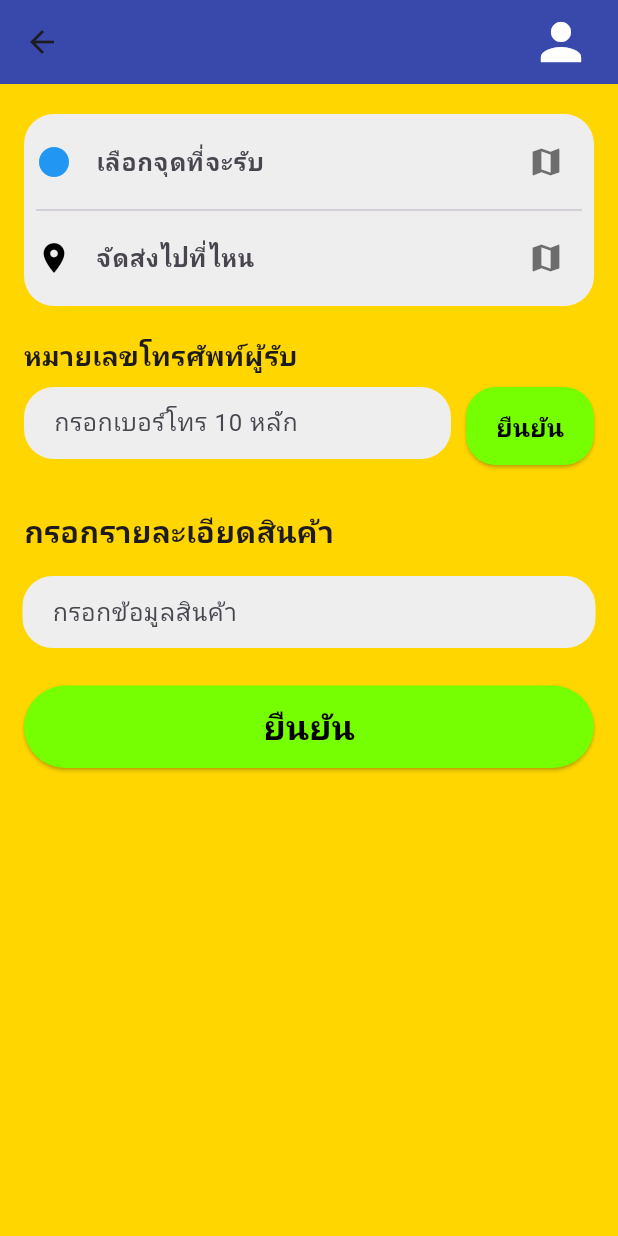
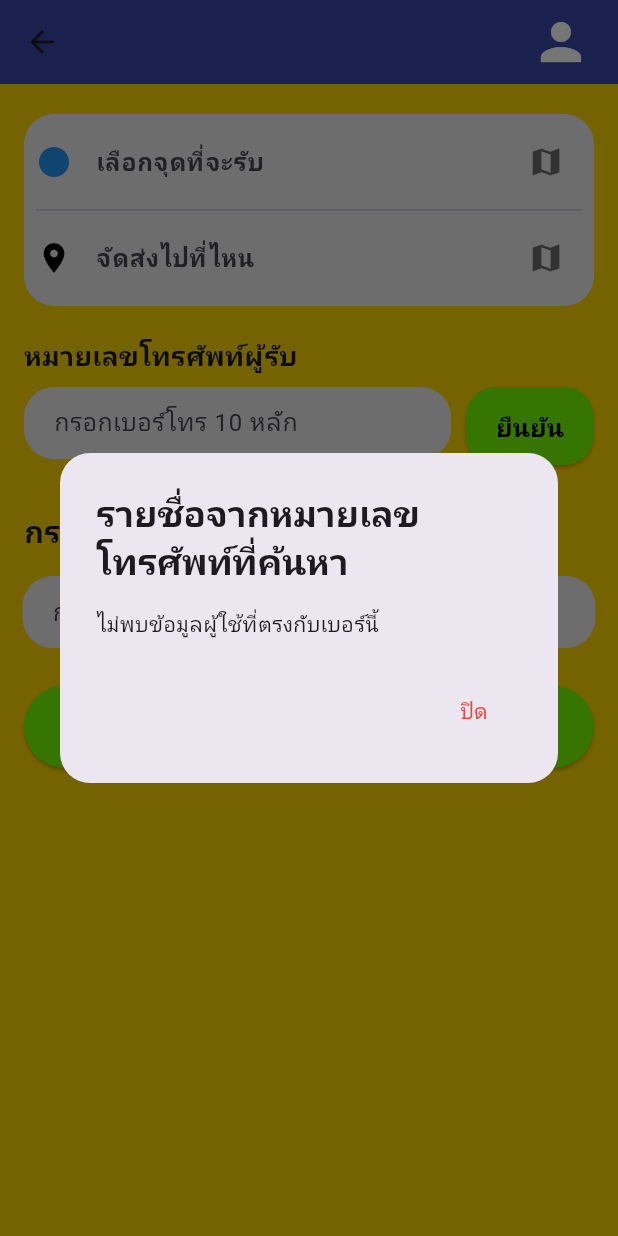
Before and after one commit to JirathPumme/Delivery, a Flutter app: the ReadyDelivery screen opened directly, after a tap on "ยืนยัน", on a phone screen of 412 x 824 dp. Run offline on Flutter 3.47's test engine with Material 3 defaults, Android fonts, the phone set to English and light mode, and no system bars; our stand-ins replace cloud_firestore, firebase_core, flex_color_scheme, flutter_map, geolocator, get and 4 more; missing offline and left inert: flutter_session_manager; accounts and stored records are empty.

```diff
--- a/lib/main.dart
+++ b/lib/main.dart
@@ -40,7 +40,7 @@ class MyApp extends StatelessWidget {
   ),
   title: '',
   // home: const MyApp(),
-  initialRoute: '/user_main_screen',
+  initialRoute: '/login',
   routes: {
     '/splash': (context) => const Splash_Page(),
     '/login': (context) => const LoginPage(),
--- a/lib/model/user_data_list.dart
+++ b/lib/model/user_data_list.dart
@@ -17,31 +17,39 @@ String userDataListToJson(List<UserDataList> data) =>
 
 class UserDataList {
   String? id; // Make id optional
+  String username;
   int roleId;
   String phoneNumber;
   String password;
+  String? address;
 
   UserDataList({
     this.id, // optional
+    required this.username,
     required this.roleId,
     required this.phoneNumber,
     required this.password,
+    this.address,
   });
 
   // ✅ Use named optional parameter for docId
   factory UserDataList.fromJson(Map<String, dynamic> json, {String? docId}) {
     return UserDataList(
       id: docId ?? json["id"], // use Firestore doc.id if provided, otherwise from JSON
+      username: json["username"],
       roleId: json["role_id"],
       phoneNumber: json["phone_number"],
       password: json["password"],
+      address: json["address"] ?? "",
     );
   }
 
   Map<String, dynamic> toJson() => {
         "id": id,
+        "username": username,
         "role_id": roleId,
         "phone_number": phoneNumber,
         "password": password,
+        "address": address,
       };
 }
--- a/lib/pages/Login.dart
+++ b/lib/pages/Login.dart
@@ -72,7 +72,7 @@ class LoginPageState extends State<LoginPage> {
       UserDataList user = UserDataList.fromJson(data, docId: doc.id);
 
       userdata.add(user);
-      developer.log('✅ (id: ${user.id})');
+      developer.log('✅ (id: ${user.id}) address ${user.address}' );
       // developer.log(data["phone_number"]);
       // developer.log(data["password"]);
     }
--- a/lib/pages/ready_delivery.dart
+++ b/lib/pages/ready_delivery.dart
@@ -1,6 +1,7 @@
 //เตรียมOrder ของฝั่ง User Sender
 import 'package:cloud_firestore/cloud_firestore.dart';
 import 'package:delivery/Session/User_session.dart';
+import 'package:delivery/model/user_data_list.dart';
 import 'package:delivery/pages/confirm_order.dart';
 import 'package:delivery/pages/profile_user.dart';
 import 'package:delivery/pages/wait_rider_recieve.dart';
@@ -25,6 +26,10 @@ class ReadyDelivery extends StatefulWidget {
 class _ReadyDeliveryState extends State<ReadyDelivery> {
   int _quantity = 0;
   List<ItemDetailCard> _itemDetails = [];
+  List<UserDataList> userdata = [];
+  List<UserDataList> dataPhone_found = [];
+  String phone_receiver = "";
+
 
 
   final TextEditingController _pickupController = TextEditingController();
@@ -104,7 +109,7 @@ void _showConfirmationDialog() {
               //Navigator.of(context).pop();      // กลับไปหน้า Home
 
               } else {
-                return;
+                return Navigator.pop(context);
               }
 
 
@@ -217,11 +222,14 @@ void _showConfirmationDialog() {
                       const SizedBox(width: 10),
 
                       ElevatedButton(
-                        onPressed: () {
+                        onPressed: () async {
                           //firebase put
                           final phoneNumber = _receiverPhoneController.text;
                           developer.log('กำลังค้นหาผู้รับด้วยเบอร์: $phoneNumber');
-                          getuserdata();
+                          // getuserdata();
+                            userPhone_found(phoneNumber);
+                          // queryDataFromCollection("Users", await getuserdata());
+
                           // หลังจากค้นหาเจอ ก็เอาที่อยู่ไปใส่ใน _dropoffController.text
                         },
                         style: ElevatedButton.styleFrom(
@@ -334,9 +342,10 @@ void _showConfirmationDialog() {
   }
 
 
-  getuserdata() async {
+  Future<String> getuserdata() async {
     UserSession user_data = UserSession.fromJson(await SessionManager().get("User"));
     developer.log("Now User Session: "+user_data.user_table.toString());
+    return user_data.user_table.toString();
   }
 
   get_data_to_delivery() async {
@@ -370,9 +379,19 @@ void _showConfirmationDialog() {
   }
 
   Future<bool> field_req() async {
-    if (_receiverPhoneController.text != "" && itemdropOffdetail.text != "" && pickUp_lat != "" && dropOff_lat != "") {
+    if (phone_receiver == "" || phone_receiver == Null) {
+      developer.log("field can not be null");
+      ScaffoldMessenger.of(context).showSnackBar(
+      const SnackBar(
+      content: Text('เบอร์มือถือผู้รับยังไม่ถูกตรวจสอบ หรือเบอร์มือถือนี้ไม่มีอยู่จริง!'),
+      backgroundColor: Color.fromARGB(255, 255, 0, 0),
+      ),
+      );
+      return false;
+
+    }else if (_receiverPhoneController.text != "" && itemdropOffdetail.text != "" && pickUp_lat != "" && dropOff_lat != "") {
       UserSession user_data = UserSession.fromJson(await SessionManager().get("User"));
-      add_to_order(user_data.user_table.toString(), _receiverPhoneController.text, itemdropOffdetail.text);
+      add_to_order(user_data.user_table.toString(), phone_receiver, itemdropOffdetail.text);
       return true;
     }else {
       developer.log("field can not be null");
@@ -386,4 +405,107 @@ void _showConfirmationDialog() {
     }
   }
 
+  Future<void> userPhone_found(String phoneTofound) async {
+  dataPhone_found = [];
+  userdata = [];
+  developer.log("Phone to found: $phoneTofound");
+
+  await queryDataFromCollection("Users", await getuserdata());
+  var now_user_id = await getuserdata();
+
+  for (var user in userdata) {
+    if (user.id != now_user_id && user.phoneNumber == phoneTofound) {
+      dataPhone_found.add(user);
+    }
+  }
+
+  developer.log("Found users: ${dataPhone_found.length}");
+  developer.log("--------------------------------------");
+
+  // ✅ Show result dialog
+  showDialog(
+    context: context,
+    builder: (BuildContext context) {
+      return AlertDialog(
+        title: const Text(
+          "รายชื่อจากหมายเลขโทรศัพท์ที่ค้นหา",
+          style: TextStyle(fontWeight: FontWeight.bold),
+        ),
+        content: dataPhone_found.isEmpty
+            ? const Text("ไม่พบข้อมูลผู้ใช้ที่ตรงกับเบอร์นี้")
+            : SizedBox(
+                width: double.maxFinite,
+                child: ListView.builder(
+                  shrinkWrap: true,
+                  itemCount: dataPhone_found.length,
+                  itemBuilder: (context, index) {
+                    final user = dataPhone_found[index];
+                    return ListTile(
+                      leading: const Icon(Icons.person, color: Colors.blue),
+                      title: Text(
+                        user.username,
+                        style: const TextStyle(fontWeight: FontWeight.bold),
+                      ),
+                      subtitle: Text(
+                        "เบอร์โทร: ${user.phoneNumber}\nที่อยู่: ${user.address}",
+                      ),
+                      trailing: ElevatedButton(
+                        onPressed: () {
+                          phone_receiver = user.phoneNumber; // ✅ set the value
+                          developer.log("Selected phone: $phone_receiver");
+                          Navigator.pop(context); // close dialog
+                        },
+                        style: ElevatedButton.styleFrom(
+                          backgroundColor: Colors.green,
+                          padding: const EdgeInsets.symmetric(horizontal: 16),
+                        ),
+                        child: const Text("เลือก"),
+                      ),
+                    );
+                  },
+                ),
+              ),
+        actions: [
+          TextButton(
+            onPressed: () => Navigator.pop(context),
+            child: const Text(
+              "ปิด",
+              style: TextStyle(color: Colors.red),
+            ),
+          ),
+        ],
+        shape: RoundedRectangleBorder(
+          borderRadius: BorderRadius.circular(20),
+        ),
+      );
+    },
+  );
 }
+
+    Future<void> queryDataFromCollection(String collectionName, String nowUserId) async {
+    try {
+      CollectionReference collectionRef = FirebaseFirestore.instance.collection(
+        collectionName,
+      );
+
+      QuerySnapshot querySnapshot = await collectionRef.get();
+
+      for (var doc in querySnapshot.docs) {
+        Map<String, dynamic> data = doc.data() as Map<String, dynamic>;
+        // developer.log(data["phone_number"]);
+        // developer.log(data["username"]);
+
+        // Pass doc.id into fromJson
+        UserDataList user = UserDataList.fromJson(data, docId: doc.id);
+
+        userdata.add(user);
+        // developer.log('✅ (id: ${user.id})');
+      }
+
+      // developer.log('Total users fetched: ${userdata.length}');
+    } catch (e) {
+      developer.log('Error querying data: $e');
+    }
+  }
+
+}
```
